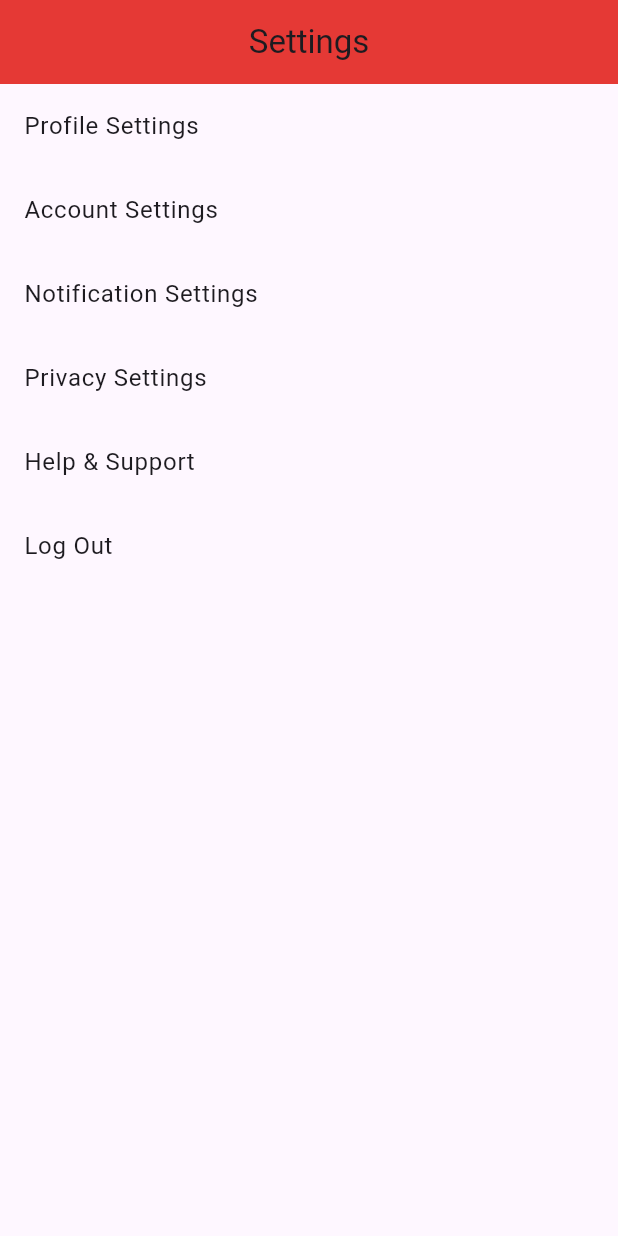
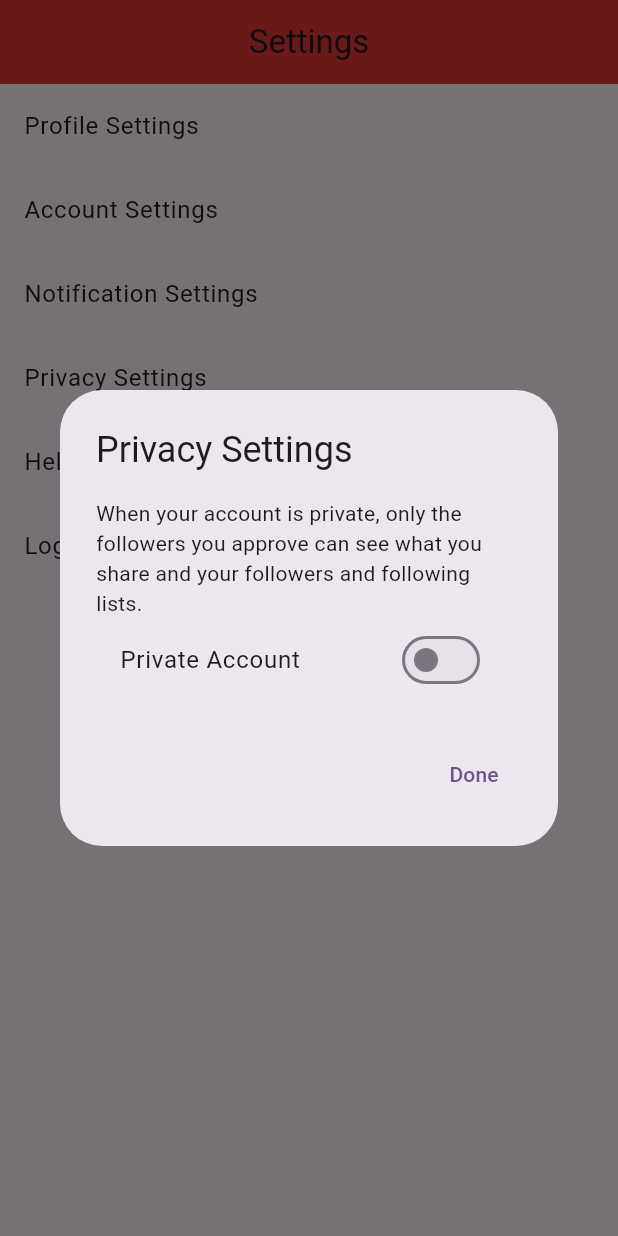
Before and after one commit to robcam1401/SportFitness2024, a Flutter app: the Settings screen opened directly, after a tap on "Privacy Settings", on a phone screen of 412 x 824 dp. Run offline on Flutter 3.47's test engine with Material 3 defaults, Android fonts, the phone set to English and light mode, and no system bars; our stand-ins replace chat_bubbles, file_picker, fluttertoast, google_maps_flutter, share_plus; missing offline and left inert: mailer.

Commit message:
Privacy and Logout setting

```diff
--- a/lib/settings.dart
+++ b/lib/settings.dart
@@ -1,3 +1,4 @@
+import 'package:exercise_app/loginScreen.dart';
 import 'package:flutter/material.dart';
 import 'profile_settings.dart';
 import 'account_settings.dart';
@@ -16,13 +17,23 @@ class Settings extends StatelessWidget {
           ListTile(
             title: Text('Profile Settings'),
             onTap: () {
-              Navigator.push(context, MaterialPageRoute(builder: (context) => ProfileSettingsPage()));
+              Navigator.push(
+                context,
+                MaterialPageRoute(
+                  builder: (context) => ProfileSettingsPage(),
+                ),
+              );
             },
           ),
           ListTile(
             title: Text('Account Settings'),
             onTap: () {
-              Navigator.push(context, MaterialPageRoute(builder: (context) => AccountSettingsPage()));
+              Navigator.push(
+                context,
+                MaterialPageRoute(
+                  builder: (context) => AccountSettingsPage(),
+                ),
+              );
             },
           ),
           ListTile(
@@ -34,7 +45,47 @@ class Settings extends StatelessWidget {
           ListTile(
             title: Text('Privacy Settings'),
             onTap: () {
-              // Navigate to privacy settings page
+              showDialog(
+                context: context,
+                builder: (BuildContext context) {
+                  bool isPrivate = false; // Default value for the switch
+                  return StatefulBuilder(
+                    builder: (context, setState) {
+                      return AlertDialog(
+                        title: Text('Privacy Settings'),
+                        content: SingleChildScrollView(
+                          // If content doesn't fit the screen
+                          child: ListBody(
+                            children: <Widget>[
+                              Text(
+                                "When your account is private, only the followers you approve can see what you share and your followers and following lists.",
+                              ),
+                              SwitchListTile(
+                                title: Text('Private Account'),
+                                value: isPrivate,
+                                onChanged: (bool value) {
+                                  setState(() {
+                                    isPrivate = value;
+                                  });
+                                },
+                              ),
+                            ],
+                          ),
+                        ),
+                        actions: <Widget>[
+                          TextButton(
+                            child: Text('Done'),
+                            onPressed: () {
+                              Navigator.of(context).pop(); // Dismiss the dialog
+                              // Here you could also save the preference if needed
+                            },
+                          ),
+                        ],
+                      );
+                    },
+                  );
+                },
+              );
             },
           ),
           ListTile(
@@ -46,7 +97,35 @@ class Settings extends StatelessWidget {
           ListTile(
             title: Text('Log Out'),
             onTap: () {
-              // Implement log out functionality
+              showDialog(
+                context: context,
+                builder: (BuildContext context) {
+                  return AlertDialog(
+                    title: Text('Log Out'),
+                    content: Text('Are you sure you want to log out?'),
+                    actions: <Widget>[
+                      TextButton(
+                        child: Text('No'),
+                        onPressed: () {
+                          Navigator.of(context).pop(); // Dismissing the dialog
+                        },
+                      ),
+                      TextButton(
+                        child: Text('Yes'),
+                        onPressed: () {
+                          Navigator.of(context).pop(); //Dismissing the dialog
+                          Navigator.pushAndRemoveUntil(
+                            context,
+                            MaterialPageRoute(
+                                builder: (context) => loginScreen()),
+                            ModalRoute.withName('/login'),
+                          );
+                        },
+                      ),
+                    ],
+                  );
+                },
+              );
             },
           ),
         ],
```
Also changed, not shown: pubspec.lock.
